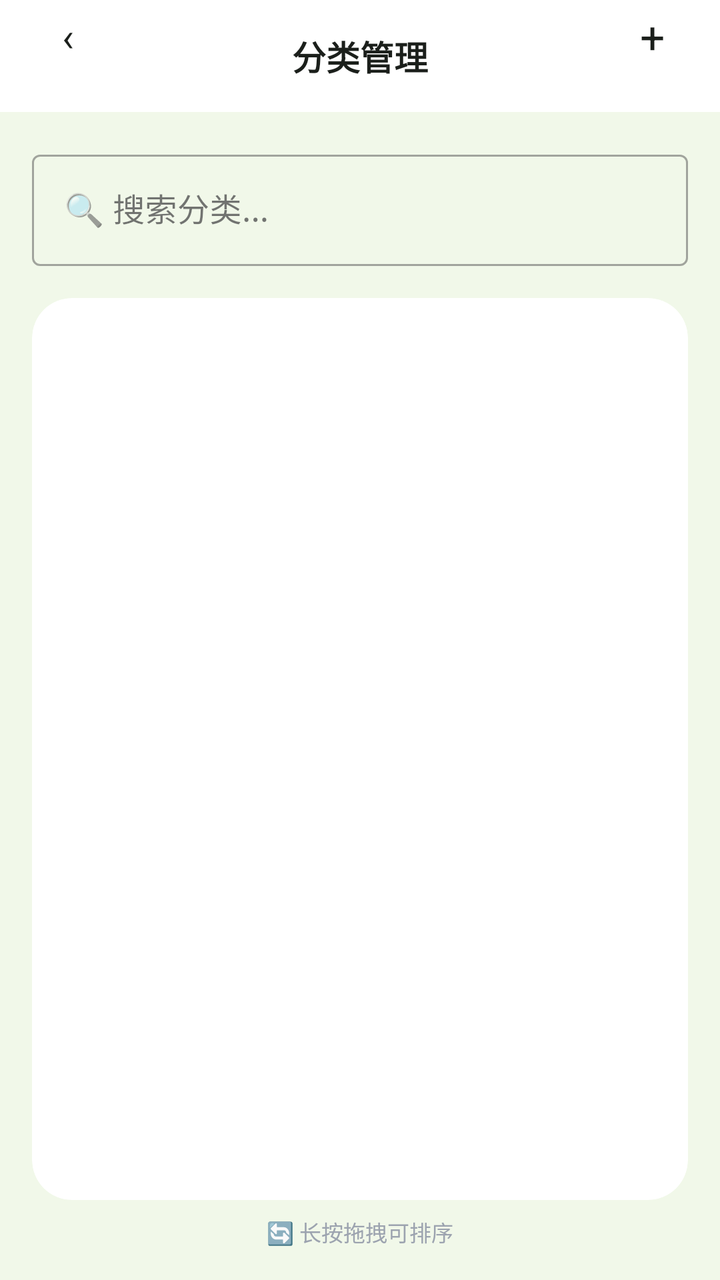
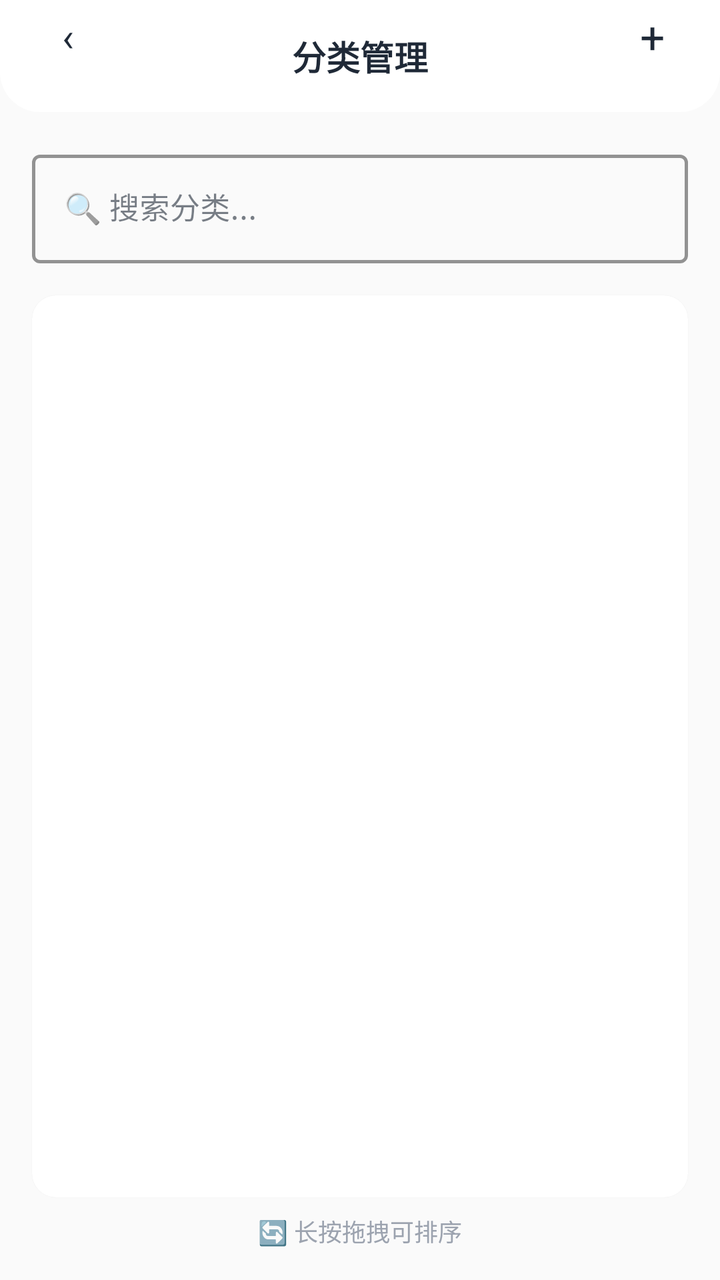

Before-and-after screenshots of an Android layout around one commit, followed by the original layout XML and the change that was made.
<!-- AndroidManifest.xml: application theme Theme.ClothingSI -->
<!-- res/layout/activity_categories.xml -->
<?xml version="1.0" encoding="utf-8"?>
<LinearLayout xmlns:android="http://schemas.android.com/apk/res/android"
    xmlns:app="http://schemas.android.com/apk/res-auto"
    android:layout_width="match_parent" android:layout_height="match_parent"
    android:orientation="vertical" android:background="@color/bg">
    <RelativeLayout android:layout_width="match_parent" android:layout_height="56dp"
        android:background="@drawable/header_bar_bg" android:paddingHorizontal="16dp">
        <TextView android:id="@+id/btn_back" android:layout_width="36dp" android:layout_height="36dp"
            android:text="‹" android:textSize="20dp" android:textColor="@color/text_primary"
            android:gravity="center" android:background="@drawable/circle_bg" />
        <TextView android:layout_width="wrap_content" android:layout_height="wrap_content"
            android:text="分类管理" android:textSize="17dp" android:textStyle="bold"
            android:textColor="@color/text_primary" android:layout_centerInParent="true" />
        <TextView android:id="@+id/btn_add_category" android:layout_width="36dp" android:layout_height="36dp"
            android:text="+" android:textSize="22dp" android:textColor="@color/text_primary"
            android:gravity="center" android:background="@drawable/circle_bg"
            android:layout_alignParentEnd="true" android:clickable="true" android:focusable="true" />
    </RelativeLayout>

    
    <com.google.android.material.textfield.TextInputLayout style="@style/Widget.MaterialComponents.TextInputLayout.OutlinedBox"
        android:layout_width="match_parent" android:layout_height="wrap_content"
        android:layout_margin="16dp" android:layout_marginBottom="8dp" android:hint="🔍 搜索分类...">
        <com.google.android.material.textfield.TextInputEditText android:id="@+id/et_search_category"
            android:layout_width="match_parent" android:layout_height="wrap_content" />
    </com.google.android.material.textfield.TextInputLayout>

    
    <androidx.cardview.widget.CardView android:layout_width="match_parent"
        android:layout_height="0dp" android:layout_weight="1"
        android:layout_marginHorizontal="16dp" android:layout_marginBottom="8dp"
        app:cardCornerRadius="20dp" app:cardElevation="0dp"
        android:paddingStart="8dp" android:paddingEnd="8dp">
        <androidx.recyclerview.widget.RecyclerView android:id="@+id/rv_categories"
            android:layout_width="match_parent" android:layout_height="match_parent" />
    </androidx.cardview.widget.CardView>

    
    <TextView android:layout_width="match_parent" android:layout_height="wrap_content"
        android:text="🔄 长按拖拽可排序" android:textSize="11dp" android:textColor="@color/text_light"
        android:gravity="center" android:layout_marginBottom="16dp" />
</LinearLayout>
<!-- resources referenced by this layout -->
<resources>
  <color name="bg">#F1F8E9</color>
  <color name="text_light">#9CA3AF</color>
  <color name="text_primary">#1B1F1B</color>
  <!-- drawable circle_bg (drawable) -->
  <?xml version="1.0" encoding="utf-8"?>
  <shape xmlns:android="http://schemas.android.com/apk/res/android" android:shape="oval">
      <solid android:color="#26FFFFFF" />
  </shape>
  <!-- drawable header_bar_bg (drawable) -->
  <?xml version="1.0" encoding="utf-8"?>
  <shape xmlns:android="http://schemas.android.com/apk/res/android" android:shape="rectangle">
      <solid android:color="#FFFFFF" />
  </shape>
  <style name="Theme.ClothingSI" parent="Theme.Material3.Light.NoActionBar">
          <item name="colorPrimary">@color/primary</item>
          <item name="colorPrimaryDark">@color/primary_dark</item>
          <item name="colorAccent">@color/accent</item>
          <item name="android:statusBarColor">@android:color/transparent</item>
          <item name="android:navigationBarColor">@color/white</item>
          
          <item name="android:windowLightStatusBar">true</item>
          
          <item name="android:fontFamily">sans-serif</item>
          <item name="android:textViewStyle">@style/TextView.Base</item>
      </style>
  <color name="primary">#2E7D32</color>
  <color name="primary_dark">#1B5E20</color>
  <color name="accent">#66BB6A</color>
  <color name="white">#FFFFFF</color>
  <style name="TextView.Base" parent="android:Widget.TextView">
          <item name="android:fontFamily">sans-serif</item>
      </style>
</resources>

<!-- the commit's change to res/layout/activity_categories.xml (unified diff, before → after) -->
@@ -2,41 +2,47 @@
 <LinearLayout xmlns:android="http://schemas.android.com/apk/res/android"
     xmlns:app="http://schemas.android.com/apk/res-auto"
     android:layout_width="match_parent" android:layout_height="match_parent"
-    android:orientation="vertical" android:background="@color/bg">
+    android:orientation="vertical" android:background="@color/md_surface_container_low">
     <RelativeLayout android:layout_width="match_parent" android:layout_height="56dp"
         android:background="@drawable/header_bar_bg" android:paddingHorizontal="16dp">
         <TextView android:id="@+id/btn_back" android:layout_width="36dp" android:layout_height="36dp"
-            android:text="‹" android:textSize="20dp" android:textColor="@color/text_primary"
+            android:text="‹" android:textSize="20sp" android:textColor="@color/md_on_surface"
             android:gravity="center" android:background="@drawable/circle_bg" />
         <TextView android:layout_width="wrap_content" android:layout_height="wrap_content"
-            android:text="分类管理" android:textSize="17dp" android:textStyle="bold"
-            android:textColor="@color/text_primary" android:layout_centerInParent="true" />
+            android:text="分类管理" android:textSize="17sp" android:textStyle="bold"
+            android:textColor="@color/md_on_surface" android:layout_centerInParent="true" />
         <TextView android:id="@+id/btn_add_category" android:layout_width="36dp" android:layout_height="36dp"
-            android:text="+" android:textSize="22dp" android:textColor="@color/text_primary"
+            android:text="+" android:textSize="22sp" android:textColor="@color/md_on_surface"
             android:gravity="center" android:background="@drawable/circle_bg"
             android:layout_alignParentEnd="true" android:clickable="true" android:focusable="true" />
     </RelativeLayout>
 
     
-    <com.google.android.material.textfield.TextInputLayout style="@style/Widget.MaterialComponents.TextInputLayout.OutlinedBox"
+    <com.google.android.material.textfield.TextInputLayout
         android:layout_width="match_parent" android:layout_height="wrap_content"
-        android:layout_margin="16dp" android:layout_marginBottom="8dp" android:hint="🔍 搜索分类...">
+        style="@style/Widget.MaterialComponents.TextInputLayout.OutlinedBox"
+        app:boxStrokeColor="@color/md_primary" app:boxStrokeWidth="1.5dp"
+        android:layout_margin="16dp" android:layout_marginBottom="8dp"
+        android:hint="🔍 搜索分类...">
         <com.google.android.material.textfield.TextInputEditText android:id="@+id/et_search_category"
-            android:layout_width="match_parent" android:layout_height="wrap_content" />
+            android:layout_width="match_parent" android:layout_height="wrap_content"
+            android:textSize="15sp" />
     </com.google.android.material.textfield.TextInputLayout>
 
     
-    <androidx.cardview.widget.CardView android:layout_width="match_parent"
-        android:layout_height="0dp" android:layout_weight="1"
+    <androidx.cardview.widget.CardView
+        android:layout_width="match_parent" android:layout_height="0dp"
+        android:layout_weight="1"
         android:layout_marginHorizontal="16dp" android:layout_marginBottom="8dp"
-        app:cardCornerRadius="20dp" app:cardElevation="0dp"
-        android:paddingStart="8dp" android:paddingEnd="8dp">
+        app:cardCornerRadius="12dp" app:cardElevation="1dp"
+        android:paddingStart="4dp" android:paddingEnd="4dp">
         <androidx.recyclerview.widget.RecyclerView android:id="@+id/rv_categories"
             android:layout_width="match_parent" android:layout_height="match_parent" />
     </androidx.cardview.widget.CardView>
 
     
     <TextView android:layout_width="match_parent" android:layout_height="wrap_content"
-        android:text="🔄 长按拖拽可排序" android:textSize="11dp" android:textColor="@color/text_light"
+        android:text="🔄 长按拖拽可排序" android:textSize="12sp"
+        android:textColor="@color/md_on_surface_variant"
         android:gravity="center" android:layout_marginBottom="16dp" />
 </LinearLayout>
<!-- resource entries referenced after the edit -->
@@ -1,8 +1,9 @@
 <!-- resources referenced by this layout -->
 <resources>
-  <color name="bg">#F1F8E9</color>
-  <color name="text_light">#9CA3AF</color>
-  <color name="text_primary">#1B1F1B</color>
+  <color name="md_on_surface">#1F2937</color>
+  <color name="md_on_surface_variant">#9CA3AF</color>
+  <color name="md_primary">#F97316</color>
+  <color name="md_surface_container_low">#FAFAFA</color>
   <!-- drawable circle_bg (drawable) -->
   <?xml version="1.0" encoding="utf-8"?>
   <shape xmlns:android="http://schemas.android.com/apk/res/android" android:shape="oval">
@@ -11,24 +12,57 @@
   <!-- drawable header_bar_bg (drawable) -->
   <?xml version="1.0" encoding="utf-8"?>
   <shape xmlns:android="http://schemas.android.com/apk/res/android" android:shape="rectangle">
-      <solid android:color="#FFFFFF" />
+      <solid android:color="@color/md_surface" />
+      <corners android:topLeftRadius="0dp" android:topRightRadius="0dp" android:bottomLeftRadius="20dp" android:bottomRightRadius="20dp" />
   </shape>
   <style name="Theme.ClothingSI" parent="Theme.Material3.Light.NoActionBar">
-          <item name="colorPrimary">@color/primary</item>
-          <item name="colorPrimaryDark">@color/primary_dark</item>
-          <item name="colorAccent">@color/accent</item>
+          
+          <item name="colorPrimary">@color/md_primary</item>
+          <item name="colorOnPrimary">@color/md_on_primary</item>
+          <item name="colorPrimaryContainer">@color/md_primary_container</item>
+          <item name="colorOnPrimaryContainer">@color/md_on_primary_container</item>
+  
+          
+          <item name="colorSecondary">@color/md_secondary</item>
+          <item name="colorOnSecondary">@color/md_on_secondary</item>
+          <item name="colorSecondaryContainer">@color/md_secondary_container</item>
+          <item name="colorOnSecondaryContainer">@color/md_on_secondary_container</item>
+  
+          
+          <item name="android:colorBackground">@color/md_surface_container_low</item>
+          <item name="colorSurface">@color/md_surface</item>
+          <item name="colorOnSurface">@color/md_on_surface</item>
+          <item name="colorOnSurfaceVariant">@color/md_on_surface_variant</item>
+  
+          
+          <item name="colorOutline">@color/md_outline</item>
+          <item name="colorOutlineVariant">@color/md_outline_variant</item>
+  
+          
+          <item name="colorError">@color/md_error</item>
+          <item name="colorOnError">@color/md_on_error</item>
+  
+          
           <item name="android:statusBarColor">@android:color/transparent</item>
-          <item name="android:navigationBarColor">@color/white</item>
-          
+          <item name="android:navigationBarColor">@color/md_surface</item>
           <item name="android:windowLightStatusBar">true</item>
+  
           
           <item name="android:fontFamily">sans-serif</item>
           <item name="android:textViewStyle">@style/TextView.Base</item>
       </style>
-  <color name="primary">#2E7D32</color>
-  <color name="primary_dark">#1B5E20</color>
-  <color name="accent">#66BB6A</color>
-  <color name="white">#FFFFFF</color>
+  <color name="md_surface">#FFFFFF</color>
+  <color name="md_on_primary">#FFFFFF</color>
+  <color name="md_primary_container">#FFF7ED</color>
+  <color name="md_on_primary_container">#5C3D00</color>
+  <color name="md_secondary">#2563EB</color>
+  <color name="md_on_secondary">#FFFFFF</color>
+  <color name="md_secondary_container">#DBEAFE</color>
+  <color name="md_on_secondary_container">#001A3E</color>
+  <color name="md_outline">#9CA3AF</color>
+  <color name="md_outline_variant">#D1D5DB</color>
+  <color name="md_error">#EF4444</color>
+  <color name="md_on_error">#FFFFFF</color>
   <style name="TextView.Base" parent="android:Widget.TextView">
           <item name="android:fontFamily">sans-serif</item>
       </style>
